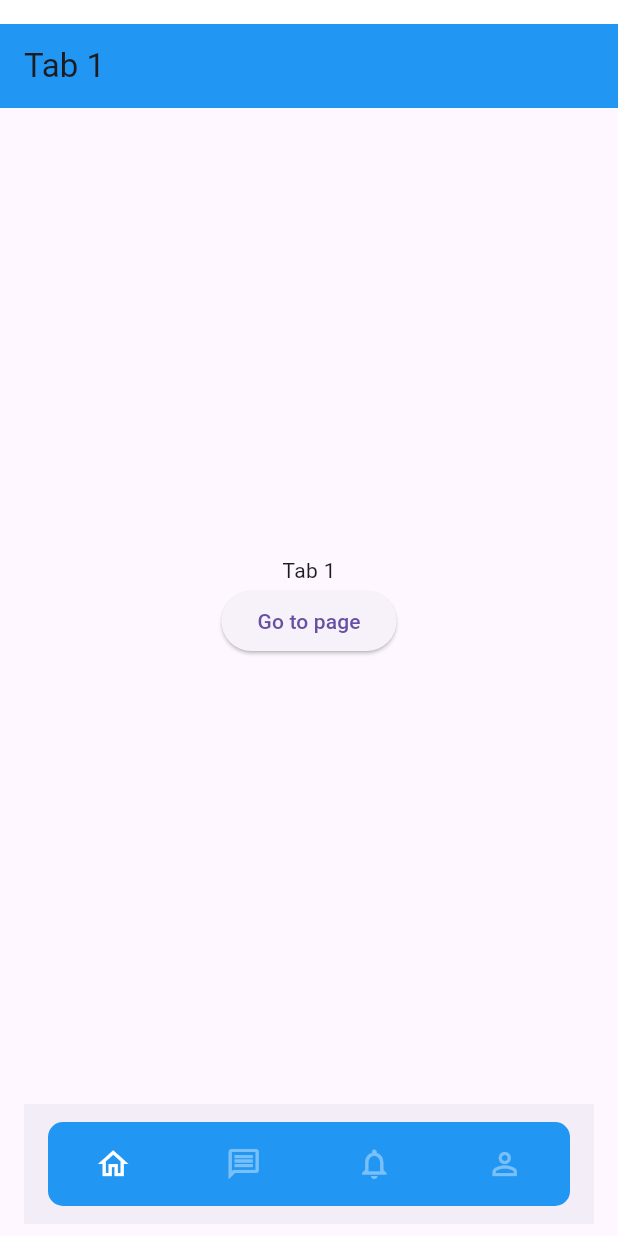
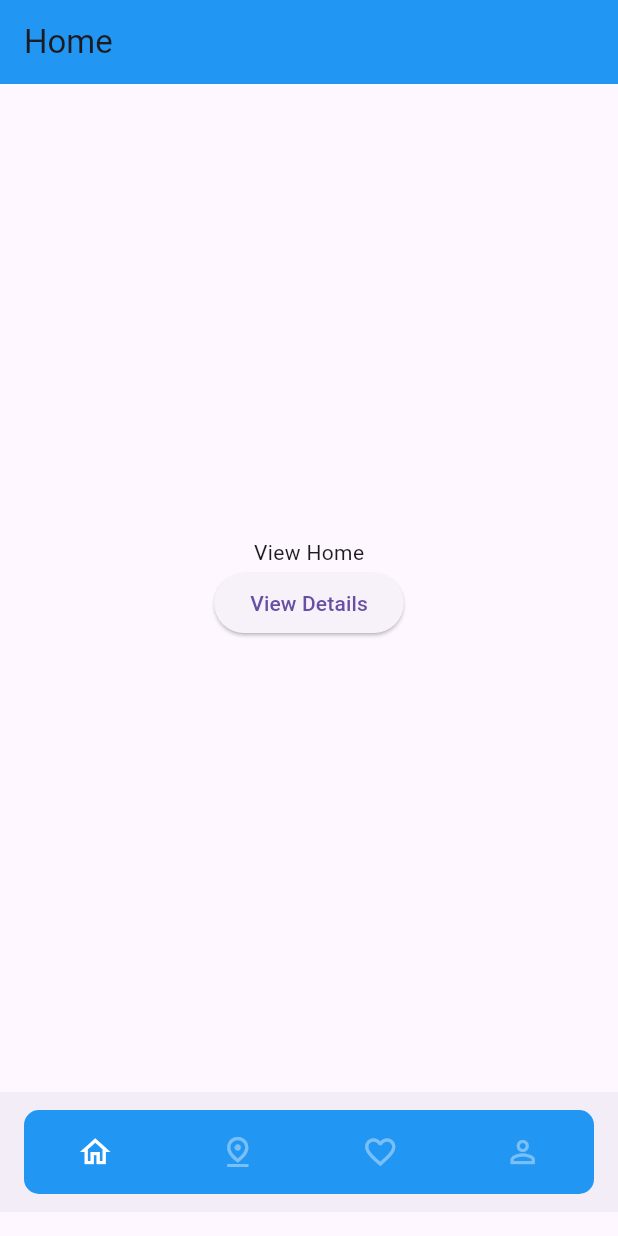
Before and after one commit to abhiroop43/flutter_restaurants_mobile_ui, a Flutter app: the screen it shows after launch, on a phone screen of 412 x 824 dp. Run offline on Flutter 3.47's test engine with Material 3 defaults, Android fonts, the phone set to English and light mode, and no system bars.

Commit message:
feat: simplify MainScreen layout and enhance tab naming

```diff
--- a/lib/main.dart
+++ b/lib/main.dart
@@ -16,14 +16,7 @@ class MyApp extends StatelessWidget {
     return MaterialApp(
       debugShowCheckedModeBanner: false,
       theme: ThemeData(primaryColor: primaryColor, primarySwatch: primaryColor),
-      home: SafeArea(
-        left: false,
-        right: false,
-        top: true,
-        bottom: false,
-        minimum: const EdgeInsets.fromLTRB(0.0, 16.0, 0.0, 0.0),
-        child: const MainScreen(),
-      ),
+      home: MainScreen(),
     );
   }
 }
--- a/lib/main_screen.dart
+++ b/lib/main_screen.dart
@@ -2,6 +2,7 @@ import 'package:flutter/material.dart';
 import 'package:restaurants_mobile_ui/main.dart';
 import 'package:restaurants_mobile_ui/nav_bar.dart';
 import 'package:restaurants_mobile_ui/nav_model.dart';
+import 'package:restaurants_mobile_ui/utils.dart';
 
 class MainScreen extends StatefulWidget {
   const MainScreen({super.key});
@@ -38,8 +39,7 @@ class _MainScreenState extends State<MainScreen> {
       onPopInvokedWithResult: (bool didPop, Object? result) {
         if (items[selectedTab].navKey.currentState?.canPop() ?? false) {
           items[selectedTab].navKey.currentState?.pop();
-          // return Future.value(false);
-        } else {}
+        }
       },
       child: Scaffold(
           bottomNavigationBar: NavBar(
@@ -71,37 +71,31 @@ class _MainScreenState extends State<MainScreen> {
                 .toList(),
           )),
     );
-
-    // return Scaffold(
-    //     appBar: AppBar(
-    //   backgroundColor: primaryColor,
-    //   title: const Text("Restaurants Management"),
-    // ));
   }
 }
 
 class TabPage extends StatelessWidget {
   final int tab;
 
-  // const TabPage({Key? key, required this.tab}) : super(key: key);
-
   const TabPage({super.key, required this.tab});
 
   @override
   Widget build(BuildContext context) {
+    String title = getTabName(tab);
+
     return Scaffold(
-      appBar: AppBar(title: Text('Tab $tab'), backgroundColor: primaryColor),
+      appBar: AppBar(title: Text(title), backgroundColor: primaryColor),
       body: Center(
           child: Column(
         mainAxisAlignment: MainAxisAlignment.center,
         children: [
-          Text('Tab $tab'),
+          Text('View $title'),
           ElevatedButton(
               onPressed: () {
                 Navigator.of(context).push(
                     MaterialPageRoute(builder: (context) => Page(tab: tab)));
               },
-              child: const Text('Go to page'))
+              child: const Text('View Details'))
         ],
       )),
     );
@@ -115,10 +109,10 @@ class Page extends StatelessWidget {
 
   @override
   Widget build(BuildContext context) {
+    String title = getTabName(tab);
     return Scaffold(
-      appBar:
-          AppBar(title: Text('Page Tab $tab'), backgroundColor: primaryColor),
-      body: Center(child: Text('Tab $tab')),
+      appBar: AppBar(title: Text(title), backgroundColor: primaryColor),
+      body: Center(child: Text(title)),
     );
   }
 }
--- a/lib/nav_bar.dart
+++ b/lib/nav_bar.dart
@@ -12,8 +12,9 @@ class NavBar extends StatelessWidget {
   @override
   Widget build(BuildContext context) {
     return Container(
+        padding: EdgeInsets.zero,
         margin: EdgeInsets.only(
-            left: 16, right: 16, bottom: Platform.isAndroid ? 8 : 0),
+            left: 0, right: 0, bottom: Platform.isAndroid ? 16 : 0),
         child: BottomAppBar(
             elevation: 0.0,
             child: ClipRRect(
@@ -25,10 +26,9 @@ class NavBar extends StatelessWidget {
                       children: [
                         navItem(Icons.home_outlined, pageIndex == 0,
                             onTap: () => onTap(0)),
-                        navItem(Icons.message_outlined, pageIndex == 1,
+                        navItem(Icons.pin_drop_outlined, pageIndex == 1,
                             onTap: () => onTap(1)),
-                        navItem(
-                            Icons.notifications_none_outlined, pageIndex == 2,
+                        navItem(Icons.favorite_outline, pageIndex == 2,
                             onTap: () => onTap(2)),
                         navItem(Icons.person_outline, pageIndex == 3,
                             onTap: () => onTap(3)),
--- /dev/null
+++ b/lib/utils.dart
@@ -0,0 +1,15 @@
+String getTabName(int tabIndex) {
+  switch (tabIndex) {
+    case 1:
+      return 'Home';
+    case 2:
+      return 'Restaurants Near Me';
+    case 3:
+      return 'Favorites';
+    case 4:
+      return 'My Profile';
+    // Add more cases as needed
+    default:
+      return 'Unknown';
+  }
+}
```
